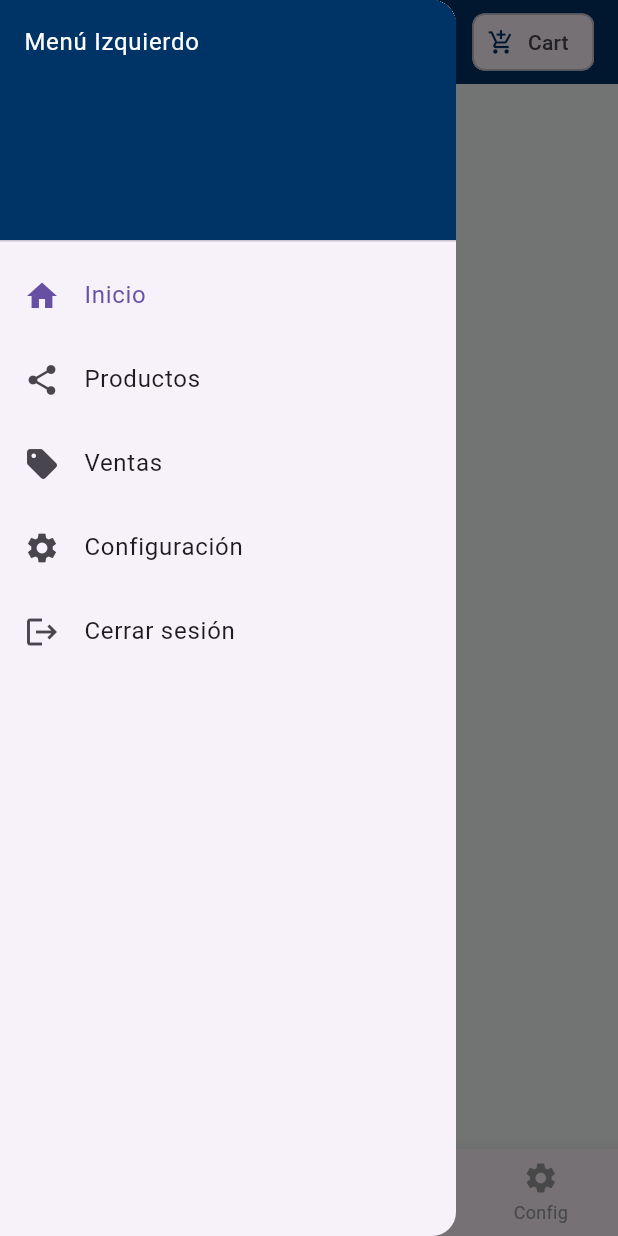
After one commit to arlysanchez/App-movil-guia-2025, a Flutter app: the HomePage screen opened by its route, with the side drawer open, on a phone screen of 412 x 824 dp. The commit adds this screen. Run offline on Flutter 3.47's test engine with Material 3 defaults, Android fonts, the phone set to English and light mode, and no system bars; our stand-ins replace equatable, flutter_bloc, fluttertoast, get_it, injectable, shared_preferences; accounts and stored records are empty; Roboto replaces fonts that are missing (SansSerif).

```diff
--- a/lib/main.dart
+++ b/lib/main.dart
@@ -6,7 +6,7 @@ import 'package:myfirstlove/src/features/auth/presentation/screens/login/LoginPa
 import 'package:myfirstlove/src/features/auth/presentation/screens/register/RegisterPage.dart';
 import 'package:myfirstlove/src/features/auth/presentation/screens/welcome_screen.dart';
 import 'package:myfirstlove/src/features/blocProvider.dart';
-import 'package:myfirstlove/src/features/dashboard/presentation/screens/dashboard_screen.dart';
+import 'package:myfirstlove/src/features/dashboard/presentation/screens/home/HomePage.dart';
 import 'package:myfirstlove/src/routing/app_router.dart';
 
 void main() async {
@@ -37,7 +37,7 @@ class MyApp extends StatelessWidget {
       AppRoutes.welcome:(context) => const WelcomeScreen(),
       AppRoutes.login :(context) => const LoginPage(),
       AppRoutes.register :(context) => const RegisterPage(),
-      AppRoutes.dashboard :(context) => const DashboardScreen(),
+      AppRoutes.dashboard :(context) => const HomePage(),
 
       },
     ),
--- a/lib/src/domain/useCase/Auth/AuthUseCases.dart
+++ b/lib/src/domain/useCase/Auth/AuthUseCases.dart
@@ -1,13 +1,22 @@
+import 'package:myfirstlove/src/domain/useCase/Auth/GetUserSessionUseCase.dart';
 import 'package:myfirstlove/src/domain/useCase/Auth/LoginUseCase.dart';
+import 'package:myfirstlove/src/domain/useCase/Auth/LogoutUseCase.dart';
 import 'package:myfirstlove/src/domain/useCase/Auth/RegisterUseCase.dart';
+import 'package:myfirstlove/src/domain/useCase/Auth/SaveUserSessionUseCase.dart';
 
 class AuthUseCases {
   LoginUseCase loginUseCase;
   RegisterUseCase registerUseCase;
+  SaveUserSessionUseCase saveUserSessionUseCase;
+  GetUserSessionUseCase getUserSessionUseCase;
+  LogoutUseCase logoutUseCase;
 
   AuthUseCases({
     required this.loginUseCase,
     required this.registerUseCase,
+    required this.saveUserSessionUseCase,
+    required this.getUserSessionUseCase,
+    required this.logoutUseCase
   });
 
 
--- a/lib/src/features/auth/presentation/screens/login/LoginPage.dart
+++ b/lib/src/features/auth/presentation/screens/login/LoginPage.dart
@@ -4,6 +4,7 @@ import 'package:fluttertoast/fluttertoast.dart';
 import 'package:myfirstlove/src/domain/models/AuthResponse.dart';
 import 'package:myfirstlove/src/domain/utils/Resource.dart';
 import 'package:myfirstlove/src/features/auth/presentation/screens/login/bloc/LoginBloc.dart';
+import 'package:myfirstlove/src/features/auth/presentation/screens/login/bloc/LoginEvent.dart';
 import 'package:myfirstlove/src/routing/app_router.dart';
 import 'bloc/LoginState.dart';
 import 'LoginContent.dart';
@@ -39,6 +40,7 @@ class _LoginPageState extends State<LoginPage> {
             );
           } else if (responseState is Success) {
             final authResponse = responseState.data as AuthResponse;
+             _bloc?.add(LoginSaveUserSession(authResponse: authResponse));
               Fluttertoast.showToast(
               msg: 'Login exitoso', toastLength: Toast.LENGTH_LONG);
               print('Usuario en sesion: ${authResponse?.toJson()}');
--- a/lib/src/features/blocProvider.dart
+++ b/lib/src/features/blocProvider.dart
@@ -5,6 +5,7 @@ import 'package:myfirstlove/src/features/auth/presentation/screens/login/bloc/Lo
 import 'package:myfirstlove/src/features/auth/presentation/screens/login/bloc/LoginEvent.dart';
 import 'package:myfirstlove/src/features/auth/presentation/screens/register/bloc/RegisterBloc.dart';
 import 'package:myfirstlove/src/features/auth/presentation/screens/register/bloc/RegisterEvent.dart';
+import 'package:myfirstlove/src/features/dashboard/presentation/screens/home/bloc/HomeBloc.dart';
 
 List<BlocProvider> blocProviders = [
 
@@ -14,5 +15,6 @@ List<BlocProvider> blocProviders = [
     BlocProvider<RegisterBloc>(
       create: (context) => RegisterBloc()..add(RegisterInit()),
     ),
-
+    BlocProvider<HomeBloc>(
+      create: (context) => HomeBloc(locator<AuthUseCases>())),
   ];
--- /dev/null
+++ b/lib/src/features/dashboard/presentation/screens/home/HomePage.dart
@@ -0,0 +1,138 @@
+import 'package:flutter/material.dart';
+import 'package:flutter_bloc/flutter_bloc.dart';
+import 'package:myfirstlove/src/constants/app_colors.dart';
+import 'package:myfirstlove/src/features/dashboard/presentation/screens/home/bloc/HomeBloc.dart';
+import 'package:myfirstlove/src/features/dashboard/presentation/screens/home/bloc/HomeEvent.dart';
+import 'package:myfirstlove/src/features/dashboard/presentation/screens/home/bloc/HomeState.dart';
+
+class HomePage extends StatefulWidget {
+  const HomePage({super.key});
+
+  @override
+  State<StatefulWidget> createState() => _HomePageState();
+
+}
+
+class _HomePageState extends State<HomePage> {
+  late HomeBloc _bloc;
+
+  List<Widget> _pages = const [
+    Text('Pantalla de inicio'),
+    Text('Pantalla de productos'),
+    Text('Pantalla de Mis ventas'),
+    Text('Pantalla de Mis Ajustes'),
+  ];
+
+  final Map<int, String> _pageTitles = {
+    0: 'Hola Jhan Arly!',
+    1: 'Mis Productos',
+    2: 'Mis Ventas',
+    3: 'Configuración',
+  };
+
+  @override
+  void initState() {
+    super.initState();
+    _bloc = BlocProvider.of<HomeBloc>(context); // ✅ Safe
+  }
+
+  @override
+  Widget build(BuildContext context) {
+    return BlocBuilder<HomeBloc, HomeState>(
+      builder: (context, state) {
+        return Scaffold(
+          appBar: AppBar(
+            title: Text(
+              _pageTitles[state.pageIndex] ?? 'Dashboard',
+              style: const TextStyle(color: AppColors.background),
+            ),
+            backgroundColor: AppColors.primary,
+            iconTheme: const IconThemeData(color: Colors.white),
+            actions: [
+              Padding(
+                padding: const EdgeInsets.only(right: 16.0),
+                child: Chip(
+                  avatar: const Icon(Icons.add_shopping_cart, color: AppColors.primary),
+                  label: const Text('Cart'),
+                ),
+              ),
+            ],
+          ),
+          drawer: Drawer(
+            child: ListView(
+              padding: EdgeInsets.zero,
+              children: [
+                const DrawerHeader(
+                  decoration: BoxDecoration(color: AppColors.primary),
+                  child: Text('Menú Izquierdo', style: TextStyle(color: Colors.white)),
+                ),
+                ListTile(
+                  leading: const Icon(Icons.home),
+                  title: const Text('Inicio'),
+                  selected: state.pageIndex == 0,
+                  onTap: () {
+                    _bloc.add(const ChangeDrawerPage(pageIndex: 0));
+                    Navigator.pop(context);
+                  },
+                ),
+                ListTile(
+                  leading: const Icon(Icons.share),
+                  title: const Text('Productos'),
+                  selected: state.pageIndex == 1,
+                  onTap: () {
+                    _bloc.add(const ChangeDrawerPage(pageIndex: 1));
+                    Navigator.pop(context);
+                  },
+                ),
+                ListTile(
+                  leading: const Icon(Icons.sell),
+                  title: const Text('Ventas'),
+                  selected: state.pageIndex == 2,
+                  onTap: () {
+                    _bloc.add(const ChangeDrawerPage(pageIndex: 2));
+                    Navigator.pop(context);
+                  },
+                ),
+                ListTile(
+                  leading: const Icon(Icons.settings),
+                  title: const Text('Configuración'),
+                  selected: state.pageIndex == 3,
+                  onTap: () {
+                    _bloc.add(const ChangeDrawerPage(pageIndex: 3));
+                    Navigator.pop(context);
+                  },
+                ),
+                ListTile(
+                  leading: const Icon(Icons.logout),
+                  title: const Text('Cerrar sesión'),
+                  onTap: () {
+                    _bloc.add(const Logout());
+                    Navigator.pushReplacementNamed(context, '/login');
+                  },
+                ),
+              ],
+            ),
+          ),
+          body: Center(
+            child: _pages[state.pageIndex],
+          ),
+          bottomNavigationBar: BottomNavigationBar(
+            currentIndex: state.pageIndex,
+            onTap: (index) {
+              _bloc.add(ChangeDrawerPage(pageIndex: index));
+            },
+            type: BottomNavigationBarType.fixed,
+            selectedItemColor: AppColors.primary,
+            unselectedItemColor: Colors.grey,
+            items: const [
+              BottomNavigationBarItem(icon: Icon(Icons.home), label: 'Inicio'),
+              BottomNavigationBarItem(icon: Icon(Icons.share), label: 'Productos'),
+              BottomNavigationBarItem(icon: Icon(Icons.sell), label: 'Ventas'),
+              BottomNavigationBarItem(icon: Icon(Icons.settings), label: 'Config'),
+            ],
+          ),
+        );
+      },
+    );
+  }
+}
--- /dev/null
+++ b/lib/src/features/dashboard/presentation/screens/home/bloc/HomeBloc.dart
@@ -0,0 +1,26 @@
+import 'package:flutter_bloc/flutter_bloc.dart';
+import 'package:myfirstlove/src/domain/useCase/Auth/AuthUseCases.dart';
+import 'package:myfirstlove/src/features/dashboard/presentation/screens/home/bloc/HomeEvent.dart';
+import 'package:myfirstlove/src/features/dashboard/presentation/screens/home/bloc/HomeState.dart';
+
+class HomeBloc extends Bloc<HomeEvent,HomeState>{
+AuthUseCases authUseCases;
+
+
+HomeBloc(this.authUseCases):super(HomeState()) {
+  on<Logout>(_onLogout);
+  on<ChangeDrawerPage>(_onChangeDrawerPage);
+}
+
+Future<void> _onLogout(Logout event, Emitter<HomeState> emit) async {
+  await authUseCases.logoutUseCase.run();
+}
+
+Future<void> _onChangeDrawerPage(
+      ChangeDrawerPage event, Emitter<HomeState> emit) async {
+    emit(state.copyWith(pageIndex: event.pageIndex));
+  }
+
+
+
+}
--- /dev/null
+++ b/lib/src/features/dashboard/presentation/screens/home/bloc/HomeEvent.dart
@@ -0,0 +1,20 @@
+import 'package:equatable/equatable.dart';
+
+abstract class HomeEvent extends Equatable {
+const HomeEvent();
+
+  @override
+  List<Object?> get props => [];
+}
+
+class ChangeDrawerPage extends HomeEvent {
+  final int pageIndex;
+  const ChangeDrawerPage({required this.pageIndex});
+
+  @override
+  List<Object?> get props => [pageIndex];
+}
+
+class Logout extends HomeEvent {
+  const Logout();
+}
--- /dev/null
+++ b/lib/src/features/dashboard/presentation/screens/home/bloc/HomeState.dart
@@ -0,0 +1,15 @@
+import 'package:equatable/equatable.dart';
+
+class HomeState extends Equatable {
+final int pageIndex;
+const HomeState({this.pageIndex = 0});
+
+  HomeState copyWith({int? pageIndex}) {
+    return HomeState(
+      pageIndex: pageIndex ?? this.pageIndex,
+    );
+  }
+  @override
+  List<Object?> get props => [pageIndex];
+
+}
--- a/pubspec.yaml
+++ b/pubspec.yaml
@@ -40,6 +40,7 @@ dependencies:
   http: ^1.5.0
   injectable: ^2.5.2
   get_it: ^8.2.0
+  shared_preferences: ^2.5.3
 
 dev_dependencies:
   flutter_test:
```
Also changed, not shown: lib/src/data/dataSource/local/SharedPref.dart (added, +27 -0 lines), lib/src/data/repository/AuthRepositoryImpl.dart (+14 -10 lines), lib/src/di/AppModule.dart (+25 -1 lines), lib/src/domain/useCase/Auth/GetUserSessionUseCase.dart (added, +9 -0 lines), lib/src/domain/useCase/Auth/LogoutUseCase.dart (added, +8 -0 lines), lib/src/domain/useCase/Auth/SaveUserSessionUseCase.dart (added, +10 -0 lines), lib/src/features/auth/presentation/screens/login/bloc/LoginBloc.dart (+21 -1 lines), lib/src/features/auth/presentation/screens/login/bloc/LoginEvent.dart (+12 -0 lines), lib/src/features/dashboard/presentation/screens/dashboard_screen.dart (deleted, +0 -78 lines), lib/injection.config.dart, pubspec.lock, 1 other file.
